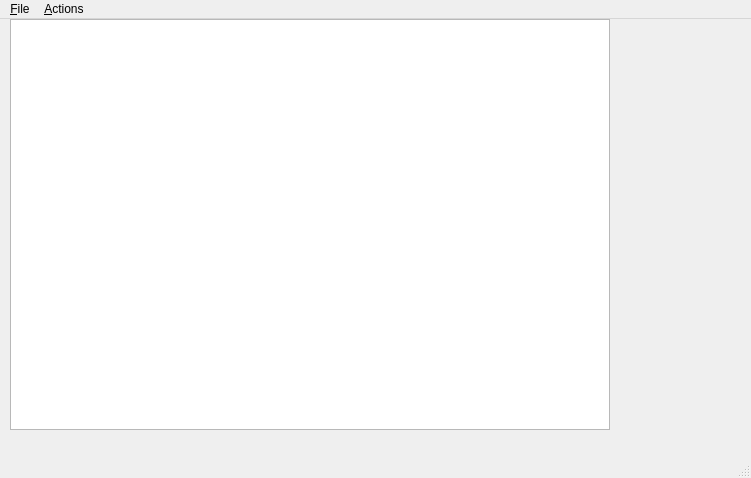
This is ppo/lab1_m/mainwindow.ui in akapust1n/university as Qt 5 draws it before an edit. The edited form follows.
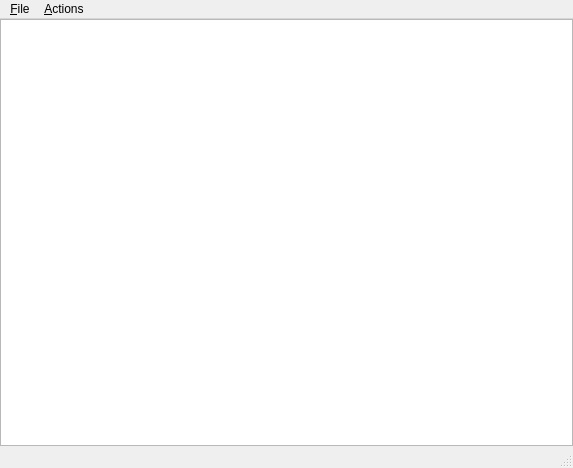
This is the edited form.

```diff
--- a/ppo/lab1_m/mainwindow.ui
+++ b/ppo/lab1_m/mainwindow.ui
@@ -6,41 +6,32 @@
    <rect>
     <x>0</x>
     <y>0</y>
-    <width>751</width>
-    <height>478</height>
+    <width>573</width>
+    <height>468</height>
    </rect>
   </property>
   <property name="windowTitle">
    <string>Editable Tree Model</string>
   </property>
   <widget class="QWidget" name="centralwidget">
-   <property name="sizePolicy">
-    <sizepolicy hsizetype="Fixed" vsizetype="Fixed">
-     <horstretch>0</horstretch>
-     <verstretch>0</verstretch>
-    </sizepolicy>
-   </property>
+   <layout class="QVBoxLayout">
+    <property name="spacing">
+     <number>0</number>
+    </property>
+    <property name="leftMargin">
+     <number>0</number>
+    </property>
+    <property name="topMargin">
+     <number>0</number>
+    </property>
+    <property name="rightMargin">
+     <number>0</number>
+    </property>
+    <property name="bottomMargin">
+     <number>0</number>
+    </property>
+    <item>
    <widget class="QTreeView" name="view">
-    <property name="geometry">
-     <rect>
-      <x>10</x>
-      <y>0</y>
-      <width>600</width>
-      <height>411</height>
-     </rect>
-    </property>
-    <property name="sizePolicy">
-     <sizepolicy hsizetype="Expanding" vsizetype="Expanding">
-      <horstretch>0</horstretch>
-      <verstretch>0</verstretch>
-     </sizepolicy>
-    </property>
-    <property name="minimumSize">
-     <size>
-      <width>600</width>
-      <height>300</height>
-     </size>
-    </property>
     <property name="alternatingRowColors">
      <bool>true</bool>
     </property>
@@ -57,13 +48,15 @@
      <bool>true</bool>
     </property>
    </widget>
+    </item>
+   </layout>
   </widget>
   <widget class="QMenuBar" name="menubar">
    <property name="geometry">
     <rect>
      <x>0</x>
      <y>0</y>
-     <width>751</width>
+     <width>573</width>
      <height>23</height>
     </rect>
    </property>
```
Left out of the diff: 8 changed lines with no effect on the pictures. Lines whose indentation alone changed are shown as unchanged.
